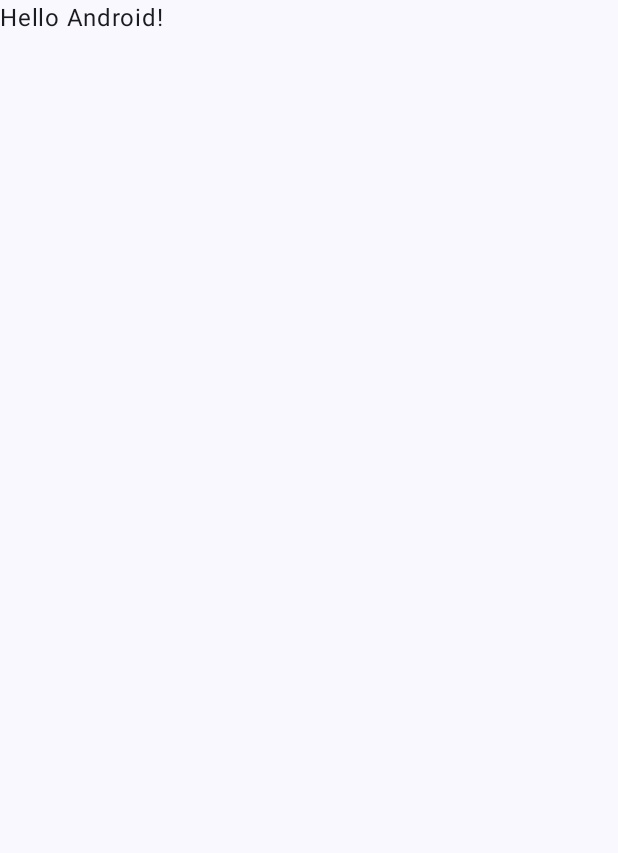
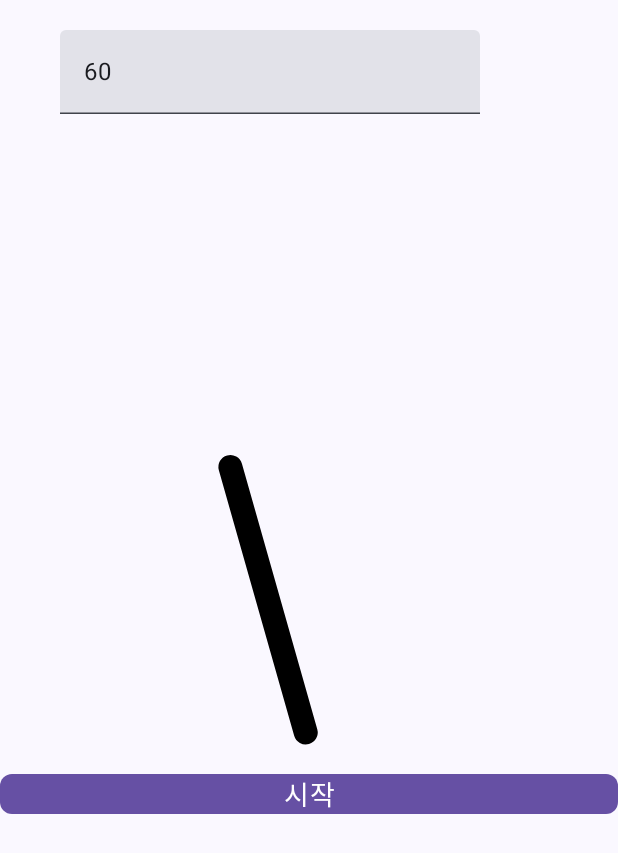
Before and after one commit to Rure00/rythm_trainer, an Android app built with Jetpack Compose: the screen it shows after launch (MainActivity), on a phone screen of 412 x 824 dp. Before the commit the part shown is almost empty. Shown: the top 853 px of the screen. Run offline under Robolectric (Android 15) with nearby library versions, the phone set to English and light mode, and no system bars.

Commit message:
add: 메트로놈 컴포넌트 추가

```diff
--- a/app/src/main/java/com/rure/rythmtrainer/MainActivity.kt
+++ b/app/src/main/java/com/rure/rythmtrainer/MainActivity.kt
@@ -4,6 +4,7 @@ import android.os.Bundle
 import androidx.activity.ComponentActivity
 import androidx.activity.compose.setContent
 import androidx.activity.enableEdgeToEdge
+import androidx.compose.foundation.layout.Column
 import androidx.compose.foundation.layout.fillMaxSize
 import androidx.compose.foundation.layout.padding
 import androidx.compose.material3.Scaffold
@@ -11,6 +12,7 @@ import androidx.compose.material3.Text
 import androidx.compose.runtime.Composable
 import androidx.compose.ui.Modifier
 import androidx.compose.ui.tooling.preview.Preview
+import com.rure.rythmtrainer.metronome.MetronomeComponent
 import com.rure.rythmtrainer.ui.theme.RythmTrainerTheme
 
 class MainActivity : ComponentActivity() {
@@ -27,17 +29,14 @@ class MainActivity : ComponentActivity() {
                 }
             }
         }
-
-        Metronome(this, 60).run {
-            //play()
-        }
     }
 }
 
 @Composable
 fun Greeting(name: String, modifier: Modifier = Modifier) {
-    Text(
-        text = "Hello $name!",
-        modifier = modifier
-    )
+    Column(
+        modifier = Modifier.fillMaxSize()
+    ) {
+        MetronomeComponent()
+    }
 }
--- a/app/src/main/java/com/rure/rythmtrainer/Metronome.kt
+++ b/app/src/main/java/com/rure/rythmtrainer/metronome/Metronome.kt
@@ -1,28 +1,22 @@
-package com.rure.rythmtrainer
+package com.rure.rythmtrainer.metronome
 
 import android.content.Context
 import android.media.AudioAttributes
 import android.media.AudioManager
 import android.media.SoundPool
-import android.os.Build
 import android.util.Log
+import com.rure.rythmtrainer.R
 import kotlinx.coroutines.CoroutineScope
 import kotlinx.coroutines.CoroutineStart
 import kotlinx.coroutines.Dispatchers
-import kotlinx.coroutines.Job
 import kotlinx.coroutines.async
 import kotlinx.coroutines.delay
-import kotlinx.coroutines.launch
-import kotlin.properties.Delegates
 
 class Metronome(
     private val context: Context,
     val bpm: Int
 ) {
     private val tag = "Metronome"
-
-    var isPlaying = false
-    private var soundId = 0
 
     private val audioManager by lazy {
         context.getSystemService(Context.AUDIO_SERVICE) as AudioManager
@@ -39,6 +33,12 @@ class Metronome(
             .build()
     }
 
+    private var soundId = 0
+    var isPlaying = false
+        private set
+    var isReady = false
+        private set
+
     private val dispatcher = Dispatchers.IO
     private val work = CoroutineScope(dispatcher).async(start = CoroutineStart.LAZY) {
         Log.d(tag, "play!")
@@ -52,16 +52,21 @@ class Metronome(
 
     init {
         soundId = soundPool.load(context, R.raw.tick, 1);
-
         soundPool.setOnLoadCompleteListener { it, _, _ ->
             Log.d(tag, "load success.")
-            play()
+            isReady = true
         }
     }
 
-    fun play() {
+    fun play(): Boolean {
+        if(!isReady) {
+            Log.i(tag, "Load is Not Complete.")
+            return false
+        }
+
         isPlaying = true
         work.start()
+        return true
     }
 
     fun stop() {
--- /dev/null
+++ b/app/src/main/java/com/rure/rythmtrainer/metronome/MetronomeComponent.kt
@@ -0,0 +1,134 @@
+package com.rure.rythmtrainer.metronome
+
+import android.content.Context
+import android.util.Log
+import android.widget.Toast
+import androidx.compose.animation.core.LinearEasing
+import androidx.compose.animation.core.RepeatMode
+import androidx.compose.animation.core.animateFloat
+import androidx.compose.animation.core.infiniteRepeatable
+import androidx.compose.animation.core.rememberInfiniteTransition
+import androidx.compose.animation.core.tween
+import androidx.compose.foundation.background
+import androidx.compose.foundation.clickable
+import androidx.compose.foundation.layout.Box
+import androidx.compose.foundation.layout.Column
+import androidx.compose.foundation.layout.fillMaxSize
+import androidx.compose.foundation.layout.fillMaxWidth
+import androidx.compose.foundation.layout.height
+import androidx.compose.foundation.layout.padding
+import androidx.compose.foundation.layout.width
+import androidx.compose.foundation.layout.wrapContentHeight
+import androidx.compose.foundation.shape.RoundedCornerShape
+import androidx.compose.foundation.text.KeyboardOptions
+import androidx.compose.material3.Surface
+import androidx.compose.material3.Text
+import androidx.compose.material3.TextField
+import androidx.compose.runtime.Composable
+import androidx.compose.runtime.LaunchedEffect
+import androidx.compose.runtime.getValue
+import androidx.compose.runtime.mutableFloatStateOf
+import androidx.compose.runtime.mutableIntStateOf
+import androidx.compose.runtime.mutableStateOf
+import androidx.compose.runtime.remember
+import androidx.compose.runtime.setValue
+import androidx.compose.ui.Alignment
+import androidx.compose.ui.Modifier
+import androidx.compose.ui.draw.rotate
+import androidx.compose.ui.graphics.Color
+import androidx.compose.ui.graphics.RectangleShape
+import androidx.compose.ui.graphics.TransformOrigin
+import androidx.compose.ui.graphics.graphicsLayer
+import androidx.compose.ui.platform.LocalContext
+import androidx.compose.ui.text.input.KeyboardType
+import androidx.compose.ui.text.style.TextAlign
+import androidx.compose.ui.text.style.TextDecoration
+import androidx.compose.ui.unit.dp
+import androidx.compose.ui.unit.sp
+import com.rure.rythmtrainer.ui.theme.Purple40
+import kotlinx.coroutines.delay
+
+@Composable
+fun MetronomeComponent(
+    context: Context = LocalContext.current
+) {
+    val tag = "MetronomeComponent"
+
+    var bpmValue by remember { mutableIntStateOf(60) }
+    var startMetronome by remember { mutableStateOf(false) }
+
+    val rotateMax = 40f
+    var rotate by remember { mutableFloatStateOf(0f) }
+
+    val bpm = 60_000
+
+    val infiniteTransition = rememberInfiniteTransition(label = "")
+    val angle by infiniteTransition.animateFloat(
+        initialValue = -rotateMax,
+        targetValue = rotateMax,
+        animationSpec = infiniteRepeatable(
+            animation = tween(durationMillis = (60_000 / bpmValue), easing = LinearEasing),
+            repeatMode = RepeatMode.Reverse
+        ),
+        label = ""
+    )
+
+    LaunchedEffect(startMetronome) {
+        if(!startMetronome) return@LaunchedEffect
+
+        while (true) {
+            Log.d(tag, "angle: ${angle}")
+            delay(1000)
+        }
+    }
+
+    Column(
+        modifier = Modifier.fillMaxSize(),
+        horizontalAlignment = Alignment.Start
+    ) {
+        TextField(
+            value = bpmValue.toString(),
+            onValueChange = {
+                if(it.toInt() >= 180) {
+                    Toast.makeText(context, "180 이상 불가", Toast.LENGTH_SHORT).show()
+                }
+                bpmValue = it.toInt()
+            },
+            modifier = Modifier.padding(vertical = 20.dp, horizontal = 40.dp),
+            singleLine = true,
+            keyboardOptions = KeyboardOptions(keyboardType = KeyboardType.Number)
+        )
+
+        Box(
+            modifier = Modifier.fillMaxWidth().height(400.dp),
+            contentAlignment = Alignment.BottomCenter
+        ) {
+            Surface(
+                modifier = Modifier
+                    .width(16.dp)
+                    .height(200.dp)
+                    .graphicsLayer(
+                        transformOrigin = TransformOrigin(
+                            pivotFractionX = 0.5f,
+                            pivotFractionY = 1f,
+                        ),
+                        rotationZ = angle,
+                ),
+                color = Color.Black,
+                shape = RoundedCornerShape(8.dp)
+            ) { }
+        }
+
+        Text(
+            text = if(!startMetronome) "시작" else "중지",
+            fontSize = 18.sp,
+            modifier = Modifier.fillMaxWidth().padding(vertical = 20.dp)
+                .background(shape = RoundedCornerShape(8.dp), color = Purple40)
+                .clickable {
+                    startMetronome = !startMetronome
+                },
+            textAlign = TextAlign.Center,
+            color = Color.White
+        )
+    }
+}
```
